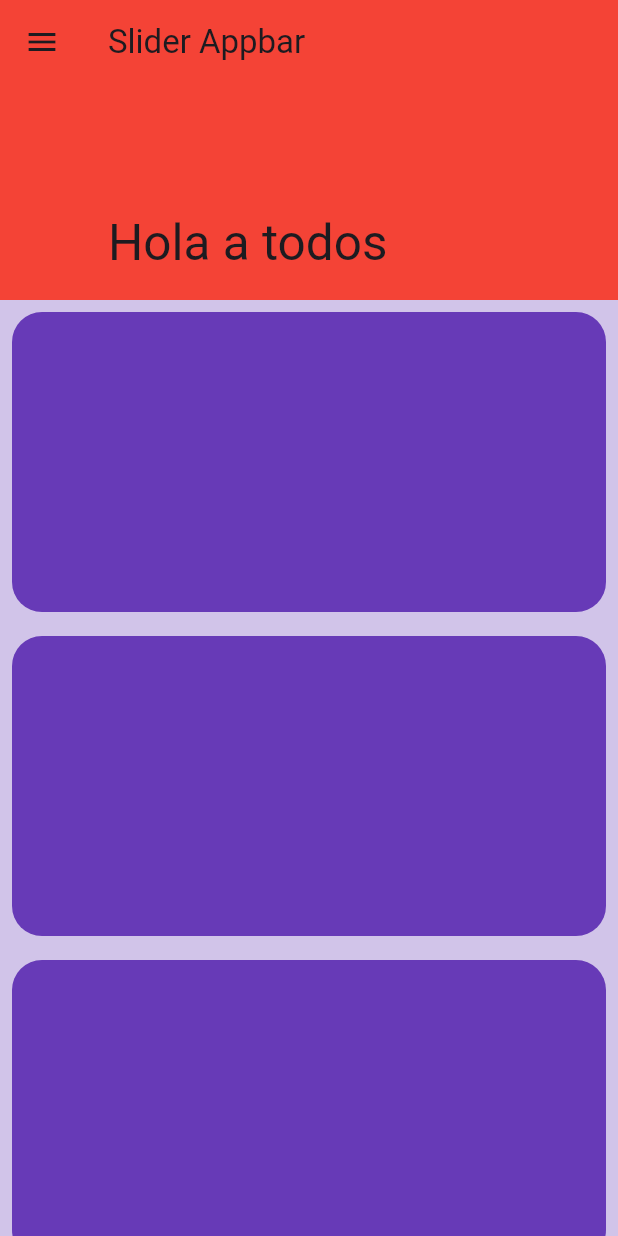
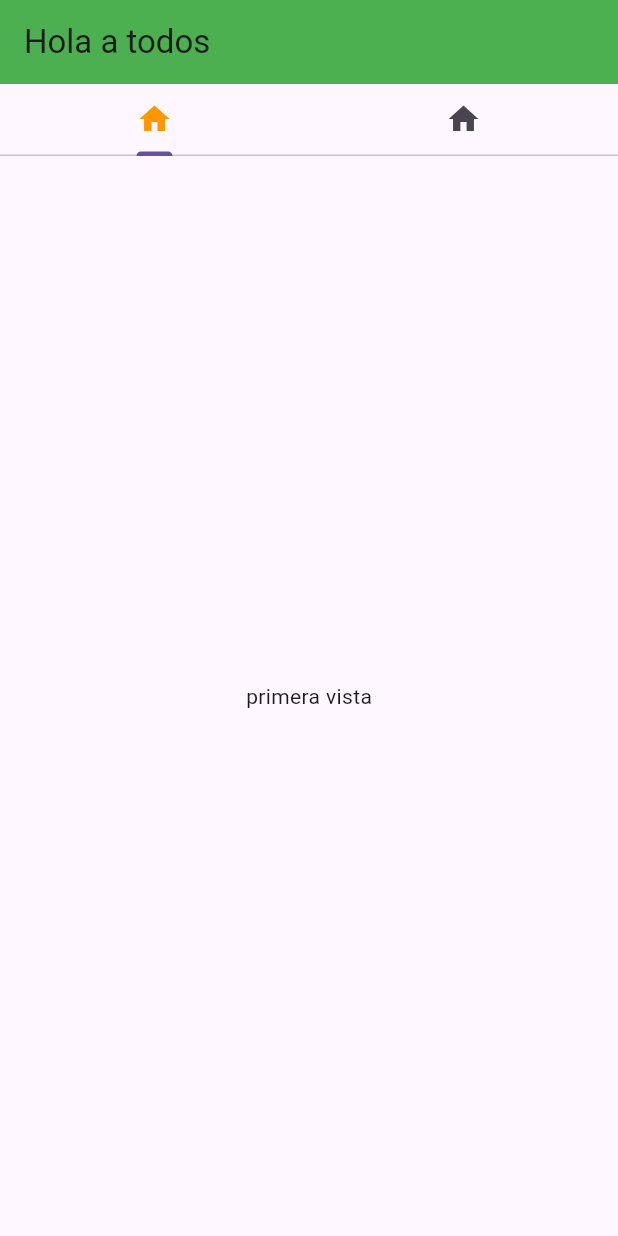
Before and after one commit to SergioCamiloCastillo/widgets-of-the-day, a Flutter app: the screen it shows after launch, on a phone screen of 412 x 824 dp. Run offline on Flutter 3.47's test engine with Material 2 defaults, Android fonts, the phone set to English and light mode, and no system bars.

Commit message:
add widget tabbar

```diff
--- a/lib/main.dart
+++ b/lib/main.dart
@@ -11,6 +11,7 @@ import 'package:widgetsoftheday/image_screen.dart';
 import 'package:widgetsoftheday/list_view_screen.dart';
 import 'package:widgetsoftheday/round_corner_screen.dart';
 import 'package:widgetsoftheday/sliverbar_screen.dart';
+import 'package:widgetsoftheday/tabbar_screen.dart';
 
 void main() {
   runApp(const MainApp());
@@ -23,6 +24,6 @@ class MainApp extends StatelessWidget {
   Widget build(BuildContext context) {
     return MaterialApp(
       debugShowCheckedModeBanner: false,
-        theme: AppTheme().getTheme(), home: const SliverBarScreen());
+        theme: AppTheme().getTheme(), home: const TabBarScreen());
   }
 }
--- /dev/null
+++ b/lib/tabbar_screen.dart
@@ -0,0 +1,50 @@
+import 'package:flutter/material.dart';
+import 'package:widgetsoftheday/column_row_screen.dart';
+import 'package:widgetsoftheday/gridview_screen.dart';
+
+class TabBarScreen extends StatelessWidget {
+  const TabBarScreen({super.key});
+
+  @override
+  Widget build(BuildContext context) {
+    return DefaultTabController(
+        length: 2,
+        child: Scaffold(
+          appBar: AppBar(
+            title: Text("Hola a todos"),
+          ),
+          body: Column(children: [
+            TabBar(
+              tabs: [
+                Tab(
+                  icon: Icon(
+                    Icons.home,
+                    color: Colors.orange,
+                  ),
+                ),
+                Tab(
+                  icon: Icon(Icons.home),
+                )
+              ],
+            ),
+            Expanded(
+              child: TabBarView(children: [
+                Container(
+                  child: Center(
+                    child: Text('primera vista'),
+                  ),
+                ),
+                Container(
+                  color: Colors.red,
+                  child: Center(
+                    child:
+                      GridViewScreen()
+                    //Text('segunda vista'),
+                  ),
+                )
+              ]),
+            )
+          ]),
+        ));
+  }
+}
```
